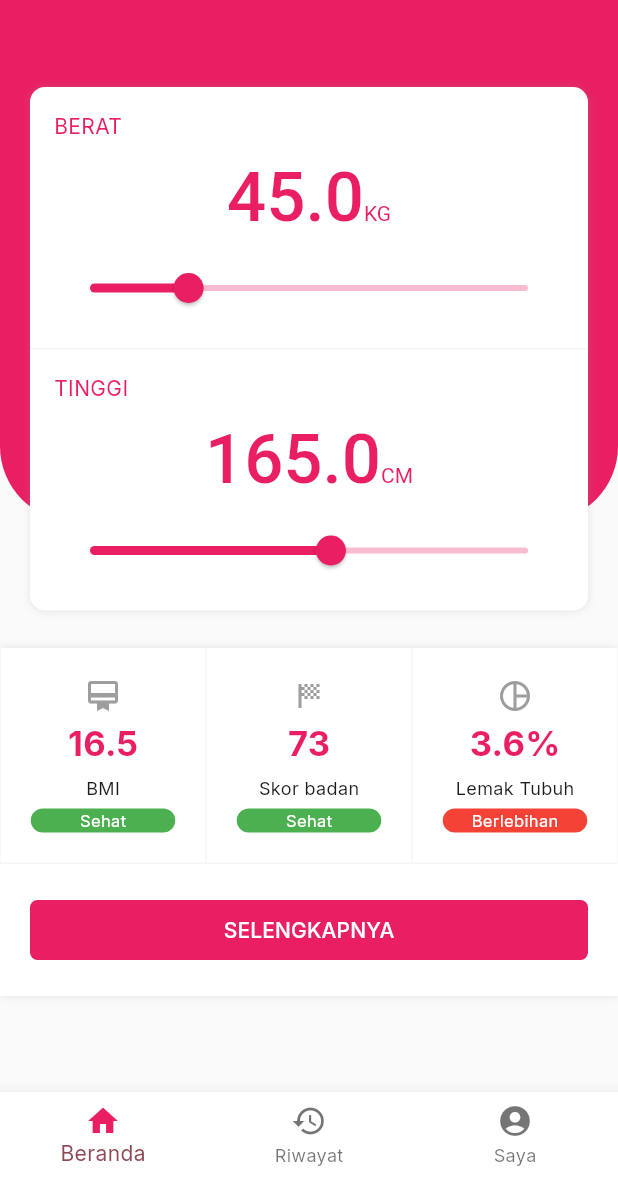
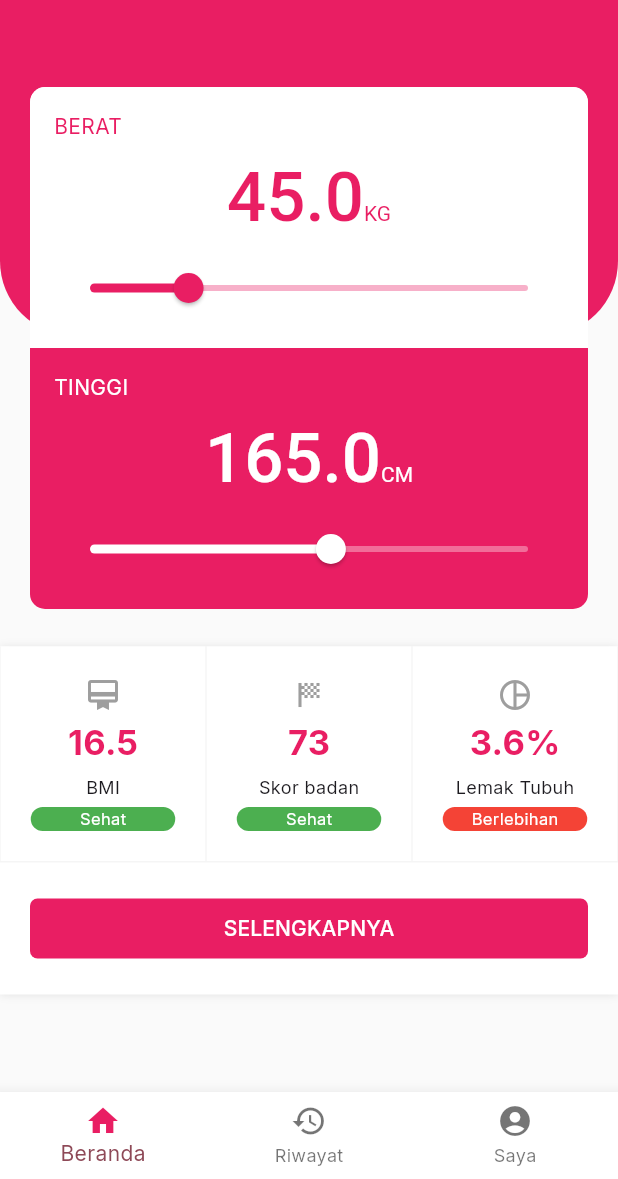
Before and after one commit to izzaalfiansyah/vitalmetrics, a Flutter app: the screen it shows after launch, on a phone screen of 412 x 824 dp, the part 57-1236 px from its top. Run offline on Flutter 3.47's test engine with Material 3 defaults, Android fonts, the phone set to English and light mode, and no system bars; our stand-ins replace fl_chart, google_fonts, shared_preferences; accounts and stored records are empty.

Commit message:
change ui index screen

```diff
--- a/lib/pages/index.dart
+++ b/lib/pages/index.dart
@@ -1,6 +1,5 @@
 import 'package:flutter/material.dart';
 import 'package:vitalmetrics/components/bottomnavbar.dart';
-import 'package:vitalmetrics/components/hr.dart';
 import 'package:vitalmetrics/constant.dart';
 import 'package:vitalmetrics/libs/rumus.dart';
 import 'package:vitalmetrics/pages/report.dart';
@@ -54,7 +53,7 @@ class _IndexScreenState extends State<IndexScreen> {
         child: Stack(
           children: [
             Container(
-              height: size.height * 2 / 5,
+              height: size.height * 1 / 4,
               decoration: BoxDecoration(
                 color: cPrimary,
                 borderRadius: BorderRadius.vertical(
@@ -64,14 +63,15 @@ class _IndexScreenState extends State<IndexScreen> {
             ),
             Column(
               children: [
-                Padding(
-                  padding: const EdgeInsets.all(20),
+                Container(
+                  margin: EdgeInsets.only(top: 20),
+                  padding: EdgeInsets.all(20),
+                  child: ClipRRect(
+                    borderRadius: BorderRadius.circular(10),
                     child: Container(
-                    margin: EdgeInsets.only(top: 20),
                       decoration: BoxDecoration(
                         color: Colors.white,
                         borderRadius: BorderRadius.circular(10),
-                      boxShadow: shadowBase,
                       ),
                       child: Column(
                         children: [
@@ -81,14 +81,15 @@ class _IndexScreenState extends State<IndexScreen> {
                             maxValue: 200,
                             pcs: 'KG',
                           ),
-                        Hr(),
                           displayBox(
+                            backgroundColor: cPrimary,
                             label: 'Tinggi'.toUpperCase(),
                             value: tinggi,
                             maxValue: 300,
                             pcs: 'CM',
                           ),
                         ],
+                      ),
                     ),
                   ),
                 ),
@@ -171,15 +172,19 @@ class _IndexScreenState extends State<IndexScreen> {
     required double value,
     required double maxValue,
     required String pcs,
+    Color? backgroundColor,
   }) {
     return Container(
       padding: EdgeInsets.all(16),
+      color: backgroundColor ?? Colors.white,
       child: Column(
         crossAxisAlignment: CrossAxisAlignment.start,
         children: [
           Text(
             label,
-            style: TextStyle(color: cPrimary),
+            style: TextStyle(
+              color: backgroundColor != null ? Colors.white : cPrimary,
+            ),
           ),
           Container(
             padding: EdgeInsets.symmetric(vertical: 10),
@@ -196,7 +201,8 @@ class _IndexScreenState extends State<IndexScreen> {
                   ),
                   TextSpan(text: pcs)
                 ],
-                style: TextStyle(color: cPrimary),
+                style: TextStyle(
+                    color: (backgroundColor != null ? Colors.white : cPrimary)),
               ),
             ),
           ),
@@ -204,9 +210,10 @@ class _IndexScreenState extends State<IndexScreen> {
             min: 0,
             max: maxValue,
             value: value,
-            thumbColor: cPrimary,
-            activeColor: cPrimary,
-            inactiveColor: cPrimary.shade100,
+            thumbColor: (backgroundColor != null ? Colors.white : cPrimary),
+            activeColor: (backgroundColor != null ? Colors.white : cPrimary),
+            inactiveColor: (backgroundColor != null ? Colors.white : cPrimary)
+                .withOpacity(.35),
             onChanged: (val) {},
           )
         ],
```
Lines whose indentation alone changed are shown as unchanged.
